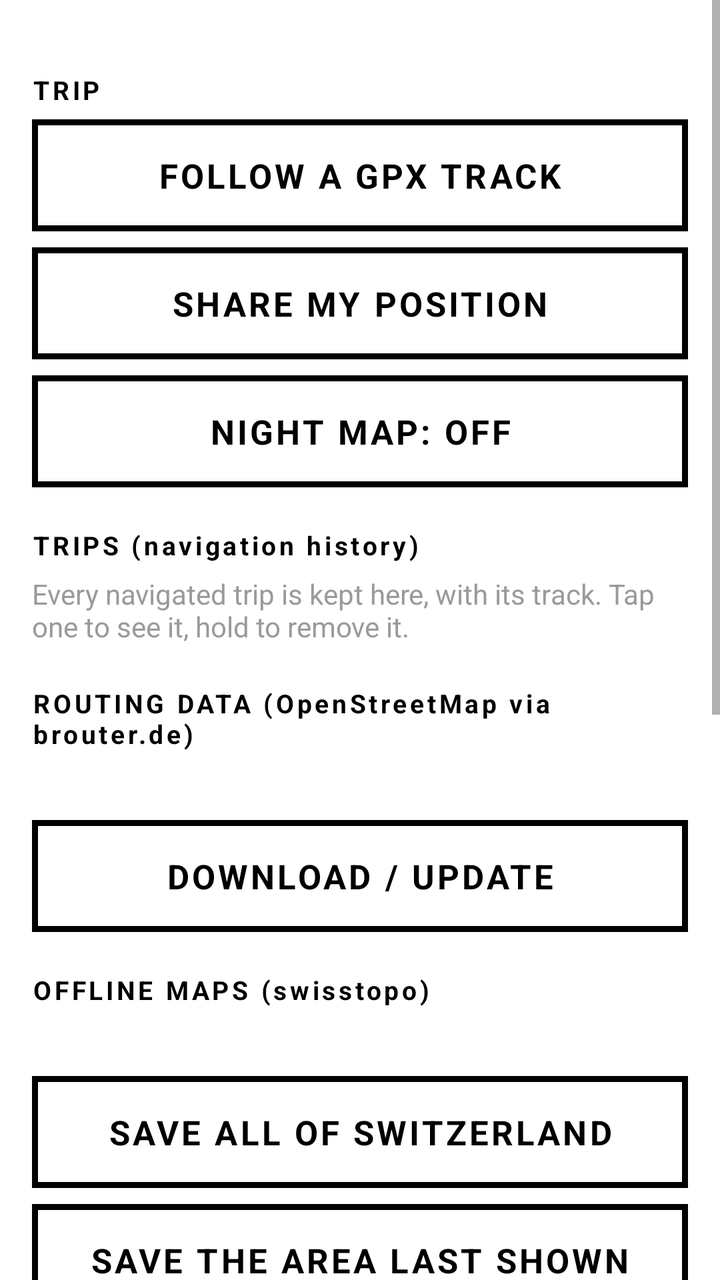
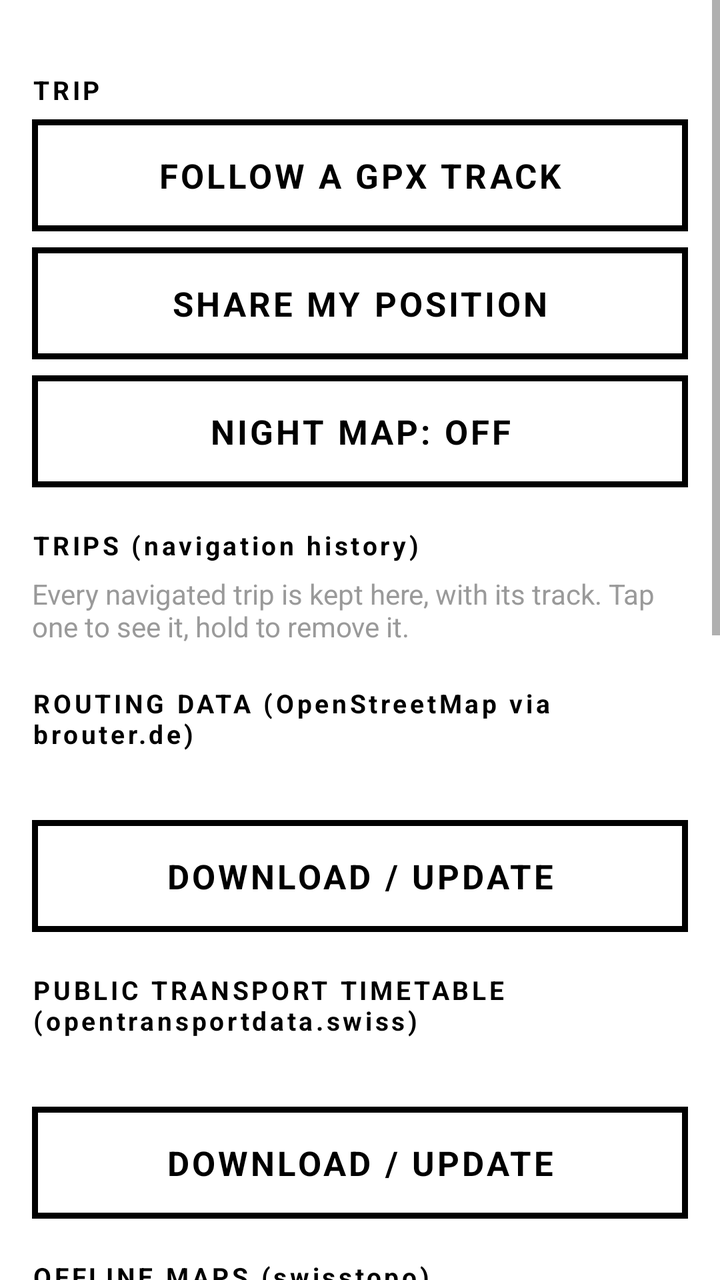

An Android layout rendered at two revisions. The XML below is the earlier revision; the diff shows what the commit changed to produce the second picture.
<!-- AndroidManifest.xml: application theme Theme.Sbh -->
<!-- res/layout/activity_menu.xml -->
<?xml version="1.0" encoding="utf-8"?>
<ScrollView xmlns:android="http://schemas.android.com/apk/res/android"
    android:layout_width="match_parent" android:layout_height="match_parent" android:background="@color/paper">
    <LinearLayout android:layout_width="match_parent" android:layout_height="wrap_content"
        android:orientation="vertical" android:padding="16dp">

        <TextView style="@style/MenuHead" android:layout_width="match_parent" android:layout_height="wrap_content" android:text="@string/menu_trip"/>
        <TextView android:id="@+id/btnFollowGpx" style="@style/Btn" android:layout_width="match_parent" android:layout_height="56dp" android:text="@string/menu_follow_gpx"/>
        <TextView android:id="@+id/btnSharePos" style="@style/Btn" android:layout_width="match_parent" android:layout_height="56dp" android:layout_marginTop="8dp" android:text="@string/menu_share_position"/>
        <TextView android:id="@+id/btnNight" style="@style/Btn" android:layout_width="match_parent" android:layout_height="56dp" android:layout_marginTop="8dp" android:text="@string/menu_night_off"/>

        <TextView style="@style/MenuHead" android:layout_width="match_parent" android:layout_height="wrap_content" android:text="@string/menu_trips"/>
        <TextView android:id="@+id/tripsInfo" android:layout_width="match_parent" android:layout_height="wrap_content" android:textSize="14sp" android:textColor="@color/grey" android:text="@string/menu_trips_empty"/>
        <LinearLayout android:id="@+id/tripsList" android:layout_width="match_parent" android:layout_height="wrap_content" android:orientation="vertical"/>

        <TextView style="@style/MenuHead" android:layout_width="match_parent" android:layout_height="wrap_content" android:text="@string/menu_routing"/>
        <TextView android:id="@+id/segInfo" android:layout_width="match_parent" android:layout_height="wrap_content" android:textSize="15sp" android:fontFamily="monospace" android:lineSpacingExtra="4dp"/>
        <TextView android:id="@+id/btnSegments" style="@style/Btn" android:layout_width="match_parent" android:layout_height="56dp" android:layout_marginTop="8dp" android:text="@string/menu_download_update"/>

        <TextView style="@style/MenuHead" android:layout_width="match_parent" android:layout_height="wrap_content" android:text="@string/menu_offline"/>
        <TextView android:id="@+id/offlineInfo" android:layout_width="match_parent" android:layout_height="wrap_content" android:textSize="15sp" android:lineSpacingExtra="4dp"/>
        <TextView android:id="@+id/btnPacks" style="@style/Btn" android:layout_width="match_parent" android:layout_height="56dp" android:layout_marginTop="8dp" android:text="@string/menu_resume_packs" android:visibility="gone"/>
        <TextView android:id="@+id/btnCountry" style="@style/Btn" android:layout_width="match_parent" android:layout_height="56dp" android:layout_marginTop="8dp" android:text="@string/menu_country"/>
        <TextView android:id="@+id/btnOfflineArea" style="@style/Btn" android:layout_width="match_parent" android:layout_height="56dp" android:layout_marginTop="8dp" android:text="@string/menu_save_area"/>
        <TextView android:id="@+id/btnOfflineRefresh" style="@style/Btn" android:layout_width="match_parent" android:layout_height="56dp" android:layout_marginTop="8dp" android:text="@string/menu_refresh_areas"/>
        <TextView android:id="@+id/btnOfflineDelete" style="@style/Btn" android:layout_width="match_parent" android:layout_height="56dp" android:layout_marginTop="8dp" android:text="@string/menu_delete_areas"/>

        <TextView style="@style/MenuHead" android:layout_width="match_parent" android:layout_height="wrap_content" android:text="@string/menu_people"/>
        <EditText android:id="@+id/dirKey" android:layout_width="match_parent" android:layout_height="56dp"
            android:hint="@string/directory_key_hint" android:textSize="18sp" android:inputType="textVisiblePassword"
            android:background="@drawable/btn" android:paddingStart="14dp" android:paddingEnd="14dp"
            android:textColor="@color/ink" android:textColorHint="@color/grey" android:singleLine="true"/>
        <TextView android:id="@+id/btnDirSave" style="@style/Btn" android:layout_width="match_parent" android:layout_height="56dp" android:layout_marginTop="8dp" android:text="@string/menu_save_key"/>
        <TextView android:id="@+id/btnDirOrder" style="@style/Btn" android:layout_width="match_parent" android:layout_height="56dp" android:layout_marginTop="8dp" android:text="@string/menu_order_key"/>
        <TextView android:layout_width="match_parent" android:layout_height="wrap_content" android:textSize="13sp" android:textColor="@color/grey" android:paddingTop="6dp" android:text="@string/directory_credit"/>

        <TextView style="@style/MenuHead" android:layout_width="match_parent" android:layout_height="wrap_content" android:text="@string/menu_about"/>
        <TextView android:id="@+id/about" android:layout_width="match_parent" android:layout_height="wrap_content" android:textSize="14sp" android:lineSpacingExtra="4dp"/>
    </LinearLayout>
</ScrollView>
<!-- resources referenced by this layout -->
<resources>
  <color name="grey">#9A9A9A</color>
  <color name="ink">#000000</color>
  <color name="paper">#FFFFFF</color>
  <!-- drawable btn (drawable) -->
  <?xml version="1.0" encoding="utf-8"?>
  <selector xmlns:android="http://schemas.android.com/apk/res/android">
      <item android:state_pressed="true">
          <shape><solid android:color="@color/ink"/><stroke android:width="3dp" android:color="@color/ink"/></shape>
      </item>
      <item android:state_enabled="false">
          <shape><solid android:color="@color/paper"/><stroke android:width="3dp" android:color="@color/grey"/></shape>
      </item>
      <item>
          <shape><solid android:color="@color/paper"/><stroke android:width="3dp" android:color="@color/ink"/></shape>
      </item>
  </selector>
  <string name="directory_credit">Data: Swisscom Directories AG. A private key allows about a thousand requests a month; each search is kept for a month, no more than forty leave the phone a day.</string>
  <string name="directory_key_hint">search.ch key (private use)</string>
  <string name="menu_about">ABOUT</string>
  <string name="menu_country">SAVE ALL OF SWITZERLAND</string>
  <string name="menu_delete_areas">DELETE SAVED AREAS</string>
  <string name="menu_download_update">DOWNLOAD / UPDATE</string>
  <string name="menu_follow_gpx">FOLLOW A GPX TRACK</string>
  <string name="menu_night_off">NIGHT MAP: OFF</string>
  <string name="menu_offline">OFFLINE MAPS (swisstopo)</string>
  <string name="menu_order_key">ORDER A FREE KEY ON SEARCH.CH</string>
  <string name="menu_people">PEOPLE &amp; FIRMS (search.ch)</string>
  <string name="menu_refresh_areas">REFRESH SAVED AREAS</string>
  <string name="menu_resume_packs">RESUME THE MAP DOWNLOAD</string>
  <string name="menu_routing">ROUTING DATA (OpenStreetMap via brouter.de)</string>
  <string name="menu_save_area">SAVE THE AREA LAST SHOWN</string>
  <string name="menu_save_key">SAVE THE KEY</string>
  <string name="menu_share_position">SHARE MY POSITION</string>
  <string name="menu_trip">TRIP</string>
  <string name="menu_trips">TRIPS (navigation history)</string>
  <string name="menu_trips_empty">Every navigated trip is kept here, with its track. Tap one to see it, hold to remove it.</string>
  <style name="MenuHead">
          <item name="android:textSize">13sp</item>
          <item name="android:textStyle">bold</item>
          <item name="android:letterSpacing">0.12</item>
          <item name="android:paddingTop">20dp</item>
          <item name="android:paddingBottom">6dp</item>
      </style>
  <style name="Theme.Sbh" parent="Theme.AppCompat.Light.NoActionBar">
          <item name="android:statusBarColor">@color/ink</item>
          <item name="android:navigationBarColor">@color/ink</item>
          <item name="android:windowBackground">@color/paper</item>
          <item name="android:textColor">@color/ink</item>
          <item name="colorAccent">@color/ink</item>
          <item name="colorPrimary">@color/ink</item>
          <item name="android:fontFamily">sans-serif</item>
          <item name="android:windowLightStatusBar">false</item>
          <item name="android:windowLightNavigationBar">false</item>
      </style>
  <!-- drawable btn_text (drawable) -->
  <?xml version="1.0" encoding="utf-8"?>
  <selector xmlns:android="http://schemas.android.com/apk/res/android">
      <item android:state_pressed="true" android:color="@color/paper"/>
      <item android:state_enabled="false" android:color="@color/grey"/>
      <item android:color="@color/ink"/>
  </selector>
  <!-- unchanged entries left out for length: 1 -->
</resources>

<!-- the commit's change to res/layout/activity_menu.xml (unified diff, before → after) -->
@@ -16,6 +16,10 @@
         <TextView style="@style/MenuHead" android:layout_width="match_parent" android:layout_height="wrap_content" android:text="@string/menu_routing"/>
         <TextView android:id="@+id/segInfo" android:layout_width="match_parent" android:layout_height="wrap_content" android:textSize="15sp" android:fontFamily="monospace" android:lineSpacingExtra="4dp"/>
         <TextView android:id="@+id/btnSegments" style="@style/Btn" android:layout_width="match_parent" android:layout_height="56dp" android:layout_marginTop="8dp" android:text="@string/menu_download_update"/>
+
+        <TextView style="@style/MenuHead" android:layout_width="match_parent" android:layout_height="wrap_content" android:text="@string/menu_timetable"/>
+        <TextView android:id="@+id/timetableInfo" android:layout_width="match_parent" android:layout_height="wrap_content" android:textSize="15sp" android:lineSpacingExtra="4dp"/>
+        <TextView android:id="@+id/btnTimetable" style="@style/Btn" android:layout_width="match_parent" android:layout_height="56dp" android:layout_marginTop="8dp" android:text="@string/menu_download_update"/>
 
         <TextView style="@style/MenuHead" android:layout_width="match_parent" android:layout_height="wrap_content" android:text="@string/menu_offline"/>
         <TextView android:id="@+id/offlineInfo" android:layout_width="match_parent" android:layout_height="wrap_content" android:textSize="15sp" android:lineSpacingExtra="4dp"/>
<!-- resource entries referenced after the edit -->
@@ -33,6 +33,7 @@
   <string name="menu_save_area">SAVE THE AREA LAST SHOWN</string>
   <string name="menu_save_key">SAVE THE KEY</string>
   <string name="menu_share_position">SHARE MY POSITION</string>
+  <string name="menu_timetable">PUBLIC TRANSPORT TIMETABLE (opentransportdata.swiss)</string>
   <string name="menu_trip">TRIP</string>
   <string name="menu_trips">TRIPS (navigation history)</string>
   <string name="menu_trips_empty">Every navigated trip is kept here, with its track. Tap one to see it, hold to remove it.</string>
